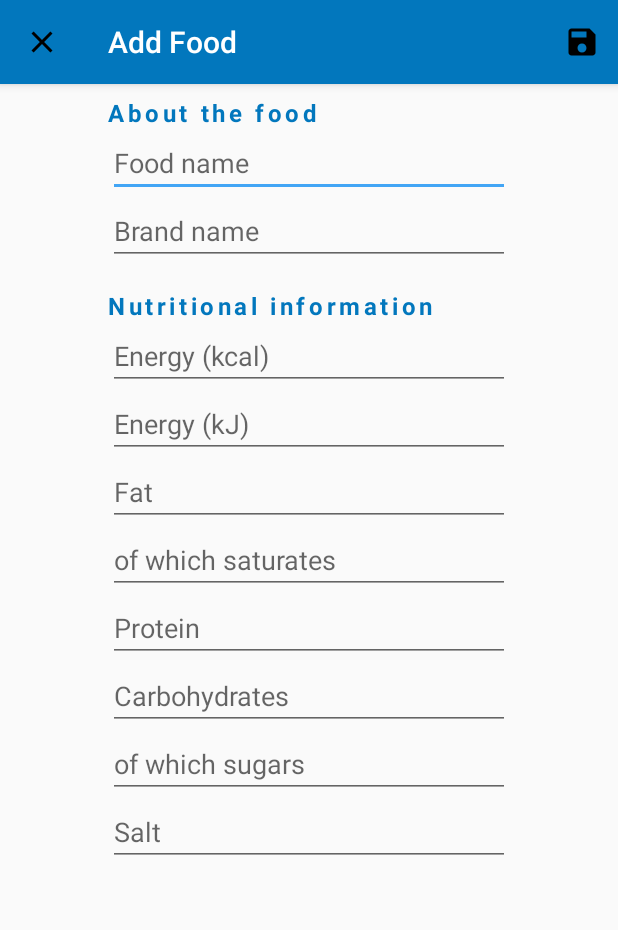
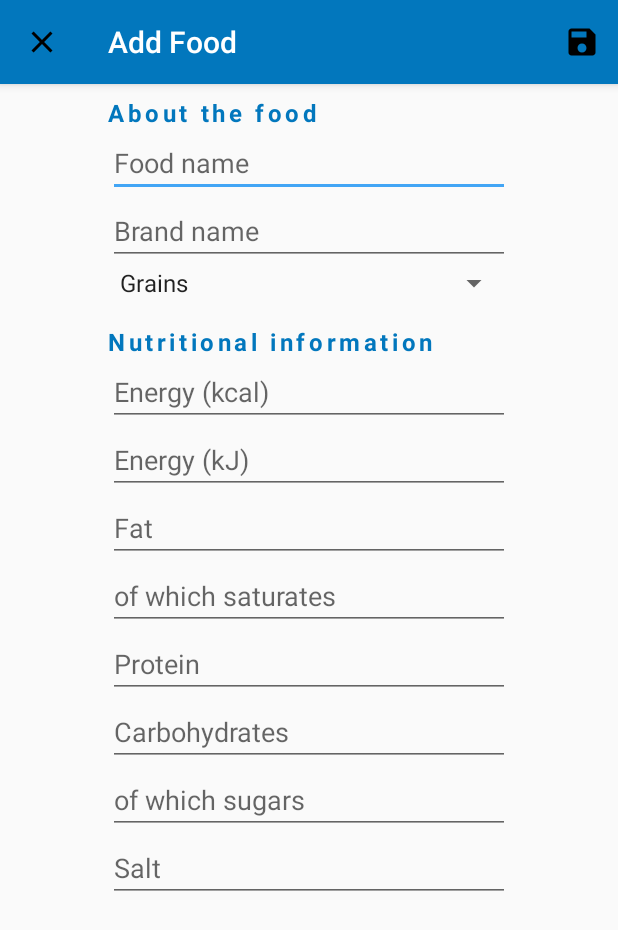
Before and after one commit to Kailyou/bachelor_thesis, an Android app: the AddFoodActivity screen opened directly, with no data from a screen before it, on a phone screen of 412 x 824 dp. Shown: the top 930 px of the screen. Run offline under Robolectric (Android 15) with nearby library versions, the phone set to English and light mode, and no system bars; our stand-ins replace Room's generated code; Roboto replaces fonts that are not available here.

Commit message:
Add type-choose-spinner
Add food fragment now includes a spinner to choose the type of the food.

```diff
--- a/app/src/main/java/hochschule/de/bachelorthesis/activities/AddFoodActivity.java
+++ b/app/src/main/java/hochschule/de/bachelorthesis/activities/AddFoodActivity.java
@@ -17,7 +17,9 @@ import android.view.Menu;
 import android.view.MenuInflater;
 import android.view.MenuItem;
 import android.view.View;
+import android.widget.ArrayAdapter;
 import android.widget.EditText;
+import android.widget.Spinner;
 import android.widget.Toast;
 
 import com.google.android.material.floatingactionbutton.FloatingActionButton;
@@ -63,6 +65,16 @@ public class AddFoodActivity extends AppCompatActivity {
 
         // view model
         viewModel = ViewModelProviders.of(this).get(AddFoodViewModel.class);
+
+        // Spinner
+        Spinner spinner = (Spinner) findViewById(R.id.activity_add_food_spinner_type);
+        // Create an ArrayAdapter using the string array and a default spinner layout
+        ArrayAdapter<CharSequence> adapter = ArrayAdapter.createFromResource(this,
+                R.array.activity_add_food_spinner_type, android.R.layout.simple_spinner_item);
+        // Specify the layout to use when the list of choices appears
+        adapter.setDropDownViewResource(android.R.layout.simple_spinner_dropdown_item);
+        // Apply the adapter to the spinner
+        spinner.setAdapter(adapter);
 
         Log.d(TAG,"onCreate: started");
     }
--- a/app/src/main/java/hochschule/de/bachelorthesis/room/FoodDatabase.java
+++ b/app/src/main/java/hochschule/de/bachelorthesis/room/FoodDatabase.java
@@ -56,9 +56,9 @@ public abstract class FoodDatabase extends RoomDatabase {
 
         @Override
         protected Void doInBackground(Void... voids) {
-            foodDao.insert(new Food("Main Text 1", "Sub Text 1", "Meta Text 1"));
-            foodDao.insert(new Food("Main Text 2", "Sub Text 2", "Meta Text 2"));
-            foodDao.insert(new Food("Main Text 3", "Sub Text 3", "Meta Text 3"));
+            foodDao.insert(new Food("Apfel", "Pink Lady", "Fruit"));
+            foodDao.insert(new Food("Linseneintopf mit Mettwurst", "Sub Text 3", "Dish"));
+            foodDao.insert(new Food("Pizza, Salami", "Dr. Oetker", "Instant meal"));
 
             return null;
         }
--- a/app/src/main/res/layout/add_food_activity.xml
+++ b/app/src/main/res/layout/add_food_activity.xml
@@ -4,20 +4,21 @@
     xmlns:tools="http://schemas.android.com/tools"
     android:layout_width="match_parent"
     android:layout_height="match_parent"
-    tools:context=".activities.AddFoodActivity">>
+    tools:context=".activities.AddFoodActivity">
 
     <LinearLayout
         android:layout_width="match_parent"
         android:layout_height="wrap_content"
         android:orientation="vertical">
 
+        <!-- About the food -->
     <TextView
         android:layout_width="match_parent"
         android:layout_height="wrap_content"
         android:textColor="@color/colorPrimary"
         android:text="@string/about_the_food"
         android:layout_marginTop="8dp"
-        android:layout_marginLeft="72dp"
+        android:layout_marginStart="72dp"
         android:fontFamily="@font/roboto"
         android:textSize="16sp"
         android:letterSpacing="0.15"
@@ -44,6 +45,15 @@
             android:inputType="text"
             tools:ignore="Autofill" />
 
+        <androidx.appcompat.widget.AppCompatSpinner
+            android:id="@+id/activity_add_food_spinner_type"
+            android:layout_width="match_parent"
+            android:layout_height="wrap_content"
+            android:layout_marginLeft="72dp"
+            android:layout_marginRight="72dp">
+        </androidx.appcompat.widget.AppCompatSpinner>
+
+        <!-- Nutritional information-->
         <TextView
             android:layout_width="match_parent"
             android:layout_height="wrap_content"
--- a/app/src/main/res/values/strings.xml
+++ b/app/src/main/res/values/strings.xml
@@ -30,4 +30,15 @@
     <string name="carbohydrates">Carbohydrates</string>
     <string name="salt">Salt</string>
     <string name="of_which_sugars">of which sugars</string>
+    <string-array name="activity_add_food_spinner_type">
+        <item>Grains</item>
+        <item>Vegetables</item>
+        <item>Fruit</item>
+        <item>Protein</item>
+        <item>Dairy</item>
+        <item>Oils</item>
+        <item>Solid Fats and Added Sugar</item>
+        <item>Drinks</item>
+        <item>Snacks</item>
+    </string-array>
 </resources>
```
Also changed, not shown: app/src/main/AndroidManifest.xml (+5 -5 lines).
